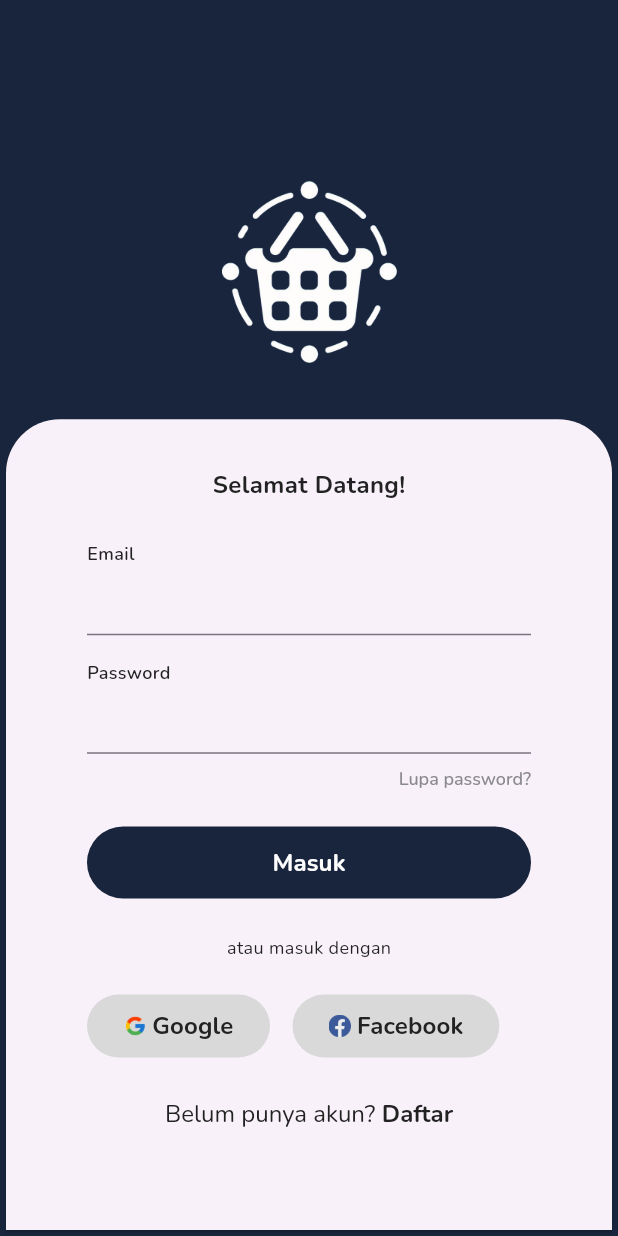
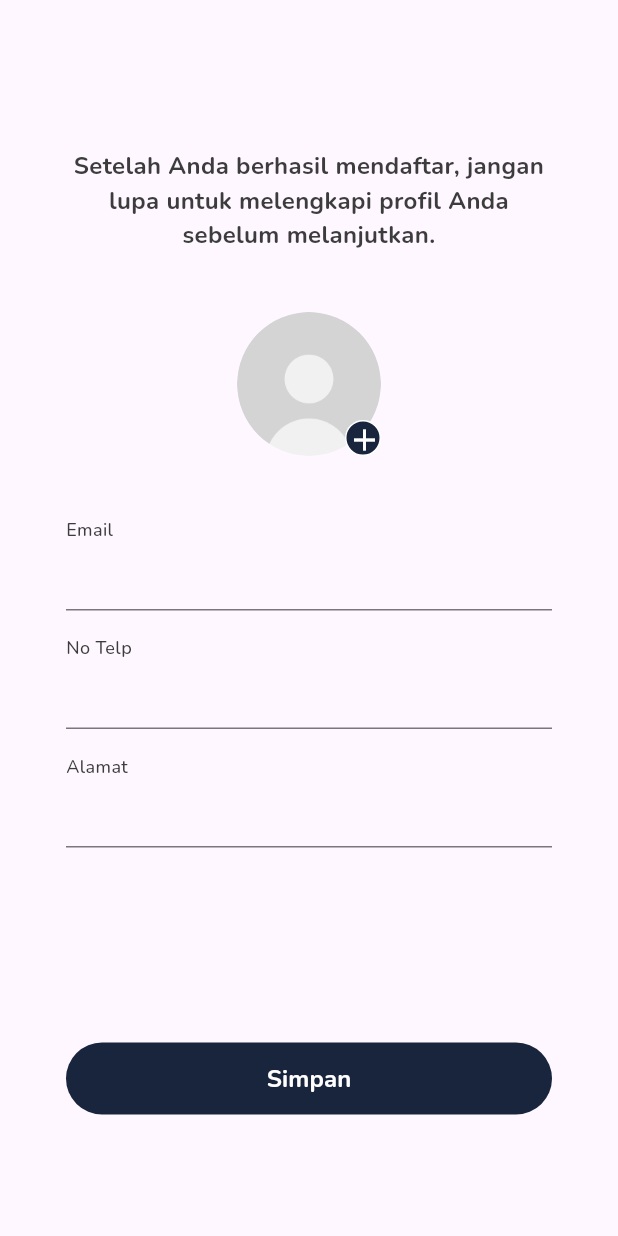
Before and after one commit to snopflake/mager_spot, a Flutter app: the screen it shows after launch, after a tap on "Masuk", on a phone screen of 412 x 824 dp. Run offline on Flutter 3.47's test engine with Material 3 defaults, Android fonts, the phone set to English and light mode, and no system bars; our stand-ins replace google_fonts.

Commit message:
commit dua

```diff
--- /dev/null
+++ b/lib/app/pages/fill_profile_page.dart
@@ -0,0 +1,166 @@
+import 'package:flutter/material.dart';
+import 'package:google_fonts/google_fonts.dart';
+import 'package:mager_spot/app/pages/home_page.dart';
+import 'package:mager_spot/app/pages/widgets/buttons.dart';
+import 'package:mager_spot/app/pages/widgets/text_fields.dart';
+import 'package:mager_spot/app/styles/color_styles.dart';
+
+class FillProfilePage extends StatefulWidget {
+  const FillProfilePage({super.key});
+
+  @override
+  State<FillProfilePage> createState() => _FillProfilePageState();
+}
+
+class _FillProfilePageState extends State<FillProfilePage> {
+
+  TextEditingController usernameController= TextEditingController();
+  TextEditingController noTelpController= TextEditingController();
+  TextEditingController alamatController= TextEditingController();
+
+  late Size mediaSize;
+
+  @override
+  Widget build(BuildContext context) {
+
+    mediaSize = MediaQuery.of(context).size;
+
+    return Scaffold(
+      body: Padding(
+        padding: EdgeInsets.only(top: 0, bottom:  0,left: 44, right: 44),
+        child: SingleChildScrollView(
+          child: Column(
+            children: [
+              SizedBox(height: 99),
+              Text(
+                "Setelah Anda berhasil mendaftar, jangan lupa untuk melengkapi profil Anda sebelum melanjutkan.",
+                textAlign: TextAlign.center,
+                style: GoogleFonts.nunito(
+                      fontSize: 16,
+                      fontWeight: FontWeight.w700,
+                      color: ColorStyles.black,
+                  ),
+              ),
+
+              SizedBox(height: 40),
+
+              Center(
+                child: Stack(
+                  children: [
+                    Container(
+                      width: 96,
+                      height: 96,
+                      decoration: BoxDecoration(
+                        shape: BoxShape.circle,
+                        image:DecorationImage(
+                          fit: BoxFit.cover,
+                          image: AssetImage("assets/profile.png")),
+                      ),
+                    ),
+                    Positioned(
+                      bottom: 0,
+                      right: 0,
+                      child: Container(
+                      height: 24,
+                      width: 24,
+                      decoration: BoxDecoration(
+                        shape: BoxShape.circle,
+                        border: Border.all(
+                          width: 1,
+                          color: ColorStyles.primaryBase,
+                        ),
+                        color: ColorStyles.primary
+                      ),
+                      child: Center(child: Icon(Icons.add, color: ColorStyles.primaryBase,)),
+
+                    )),
+                  ],
+                ),
+              ),
+
+              SizedBox(height: 40,),
+
+              Row(
+              mainAxisAlignment: MainAxisAlignment.start,
+              children: [
+                Text(
+                  "Email",
+                  style: GoogleFonts.nunito(
+                    fontSize: 12,
+                    fontWeight: FontWeight.w500,
+                    color: ColorStyles.black,
+                  ),
+                ),
+              ],
+              ),
+              TextFields(
+              controller: usernameController,
+              textInputType: TextInputType.name,
+              ),
+
+              SizedBox(height: 16),
+
+              Row(
+              mainAxisAlignment: MainAxisAlignment.start,
+              children: [
+                Text(
+                  "No Telp",
+                  style: GoogleFonts.nunito(
+                    fontSize: 12,
+                    fontWeight: FontWeight.w500,
+                    color: ColorStyles.black,
+                  ),
+                ),
+              ],
+              ),
+              TextFields(
+              controller: noTelpController,
+              textInputType: TextInputType.name,
+              ),
+
+              SizedBox(height: 16),
+
+              Row(
+              mainAxisAlignment: MainAxisAlignment.start,
+              children: [
+                Text(
+                  "Alamat",
+                  style: GoogleFonts.nunito(
+                    fontSize: 12,
+                    fontWeight: FontWeight.w500,
+                    color: ColorStyles.black,
+                  ),
+                ),
+              ],
+              ),
+              TextFields(
+              controller: alamatController,
+              textInputType: TextInputType.name,
+              ),
+
+              SizedBox(height: 130),
+
+              Buttons(text: "Simpan", width: mediaSize.width,
+              onClicked: () => Navigator.push(context, MaterialPageRoute(builder: ((context) => HomePage()))
+              ))
+
+
+
+
+
+
+
+
+
+
+
+            ]),
+        ),
+
+        ),
+
+
+
+    );
+  }
+}
--- /dev/null
+++ b/lib/app/pages/home_page.dart
@@ -0,0 +1,22 @@
+import 'package:flutter/material.dart';
+import 'package:google_fonts/google_fonts.dart';
+import 'package:mager_spot/app/pages/widgets/buttons.dart';
+import 'package:mager_spot/app/pages/widgets/text_fields.dart';
+import 'package:mager_spot/app/styles/color_styles.dart';
+
+class HomePage extends StatelessWidget {
+  const HomePage({super.key});
+
+  @override
+  Widget build(BuildContext context) {
+    return Scaffold(
+
+      body: Center(child: Text("Halo, kamu sampai di homepage :)",
+      style: GoogleFonts.nunito(
+        fontSize: 20,
+        fontWeight: FontWeight.bold,
+        color: ColorStyles.primary
+      ),)),
+    );
+  }
+}
--- a/lib/app/pages/login_page.dart
+++ b/lib/app/pages/login_page.dart
@@ -1,4 +1,5 @@
 import 'package:flutter/gestures.dart';
+import 'package:mager_spot/app/pages/fill_profile_page.dart';
 import 'package:mager_spot/app/pages/signup_page.dart';
 import 'package:mager_spot/app/pages/widgets/buttons.dart';
 import 'package:mager_spot/app/pages/widgets/facebook_buttons.dart';
@@ -50,7 +51,8 @@ class _LoginPageState extends State<LoginPage> {
             "assets/logoWhiteDua.png",
             height: 200,
             width: 200,
-          )
+          ),
+          SizedBox(height: 41)
         ],
 
       ),
@@ -80,9 +82,10 @@ class _LoginPageState extends State<LoginPage> {
     return Padding(
       padding: const EdgeInsets.only(top: 32, bottom: 66, left: 54, right: 54),
       child: Column(
+        crossAxisAlignment: CrossAxisAlignment.center,
         children: [
           Text(
-            "Selamat Datang!",
+            "Selamat Datang Kembali!",
             style: GoogleFonts.nunito(
               fontSize: 16,
               fontWeight: FontWeight.w700,
@@ -142,11 +145,16 @@ class _LoginPageState extends State<LoginPage> {
             ],
           ),
           SizedBox(height: 24,),
+
+          // PPP TOMBOL DISINIII
           Buttons(
             text: "Masuk",
-            onClicked: () {},
-            width: mediaSize.width
+            width: mediaSize.width,
+            onClicked: () =>
+            Navigator.push(context, MaterialPageRoute(builder: ((context) => FillProfilePage()))),
           ),
+
+
           SizedBox(height: 24,),
           Text(
             "atau masuk dengan",
--- a/lib/app/pages/signup_page.dart
+++ b/lib/app/pages/signup_page.dart
@@ -1,4 +1,5 @@
 import 'package:flutter/gestures.dart';
+import 'package:mager_spot/app/pages/fill_profile_page.dart';
 import 'package:mager_spot/app/pages/login_page.dart';
 import 'package:mager_spot/app/pages/widgets/buttons.dart';
 import 'package:mager_spot/app/pages/widgets/facebook_buttons.dart';
@@ -51,7 +52,8 @@ class _SignUpPageState extends State<SignUpPage> {
             "assets/logoWhiteDua.png",
             height: 200,
             width: 200,
-          )
+          ),
+          SizedBox(height: 41)
         ],
 
       ),
@@ -144,12 +146,16 @@ class _SignUpPageState extends State<SignUpPage> {
             controller: passwordController,
             textInputType: TextInputType.name,
           ),
+
+          //PPP TOMBOL DISINII
           SizedBox(height: 47,),
           Buttons(
             text: "Daftar",
-            onClicked: () {},
+            onClicked: () =>
+            Navigator.push(context, MaterialPageRoute(builder: ((context) => FillProfilePage()))),
             width: mediaSize.width
           ),
+
           SizedBox(height: 49,),
           Row(
             mainAxisAlignment: MainAxisAlignment.center,
--- a/lib/app/styles/color_styles.dart
+++ b/lib/app/styles/color_styles.dart
@@ -2,7 +2,7 @@ import 'package:flutter/material.dart';
 
 class ColorStyles {
 
-  static Color black = const Color(0xFF222222);
+  static Color black = const Color(0xFF3C3C3C);
   static Color primaryBase  = const Color(0xFFFFFFFF);
   static Color error = const Color(0xFFF04438);
 
@@ -12,4 +12,5 @@ class ColorStyles {
   static Color darkGrey = const Color(0xFF8B8990);
   static Color lightGrey = const Color(0xFFD9D9D9);
 
+
 }
--- a/pubspec.yaml
+++ b/pubspec.yaml
@@ -26,8 +26,8 @@ flutter_icons:
   android: true
   ios: true
   image_path: "assets/magerSpot.png"
-  adaptive_icon_background: "#ffffff"
-  adaptive_icon_foreground: "assets/Blue.png"
+  adaptive_icon_background: "#19253D"
+  adaptive_icon_foreground: "assets/logoWhiteDua.png"
 
 flutter:
   uses-material-design: true
```
Also changed, not shown: assets/LogoKecil.png (added), assets/profile.png (added), 6 other files.
